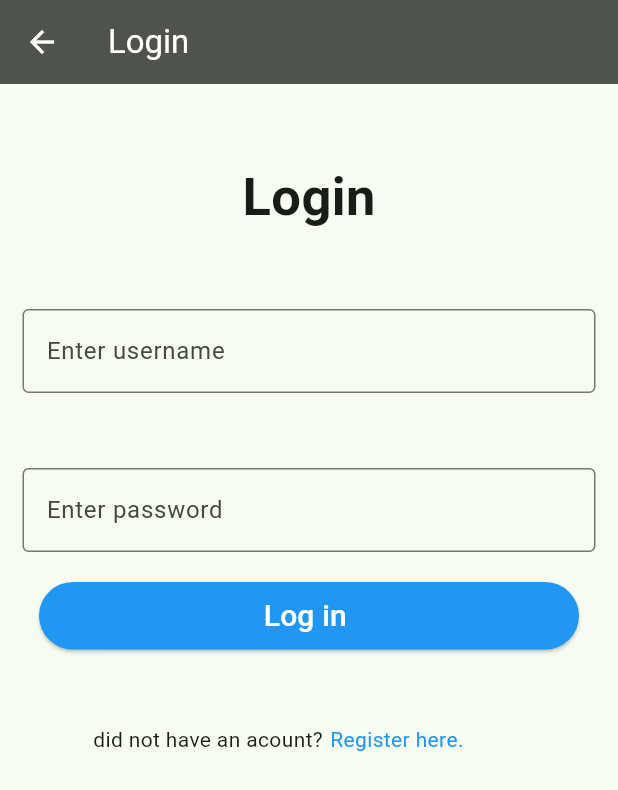
After one commit to Abelmalu/Jimma-university-Discvoer-app, a Flutter app: the LoginScreen screen opened by its route, on a phone screen of 412 x 824 dp. The commit adds this screen. Shown: the top 790 px of the screen. Run offline on Flutter 3.47's test engine with Material 3 defaults, Android fonts, the phone set to English and light mode, and no system bars; our stand-ins replace accordion, bloc, flutter_bloc; network calls fail.

Commit message:
login done

```diff
--- a/lib/feature/internship/bloc/internship_bloc.dart
+++ b/lib/feature/internship/bloc/internship_bloc.dart
@@ -13,6 +13,7 @@ part 'internship_event.dart';
 class InternshipBloc extends Bloc<InternshipEvent, InternshipState> {
   InternshipBloc() : super(InternshipInitialState()) {
     on<InternshipInitialEvent>(internshipInitialEvent);
+    on<InternshipNavigateToLoginEvent>(internshipNavigateToLoginEvent);
   }
 
   FutureOr<void> internshipInitialEvent(
@@ -21,7 +22,7 @@ class InternshipBloc extends Bloc<InternshipEvent, InternshipState> {
 
     try {
       final response =
-          await http.get(Uri.parse('http://192.168.1.5:8000/api/internship'));
+          await http.get(Uri.parse('http://localhost:8000/api/internship'));
 
       // print(response.body);
 
@@ -39,4 +40,9 @@ class InternshipBloc extends Bloc<InternshipEvent, InternshipState> {
       print('the error is $e');
     }
   }
+
+  FutureOr<void> internshipNavigateToLoginEvent(
+      InternshipNavigateToLoginEvent event, Emitter<InternshipState> emit) {
+    emit(InternshipNavigateToLoginScreenState());
+  }
 }
--- a/lib/feature/internship/bloc/internship_event.dart
+++ b/lib/feature/internship/bloc/internship_event.dart
@@ -5,3 +5,4 @@ sealed class InternshipEvent {}
 
 
 final class InternshipInitialEvent extends InternshipEvent{}
+final class InternshipNavigateToLoginEvent extends InternshipEvent{}
--- a/lib/feature/internship/bloc/internship_state.dart
+++ b/lib/feature/internship/bloc/internship_state.dart
@@ -14,3 +14,4 @@ final class InternshipLoadingSuccessState extends InternshipState {
 }
 
 final class InternshipLoadingFailureState extends InternshipState {}
+final class InternshipNavigateToLoginScreenState extends InternshipState {}
--- a/lib/feature/internship/ui/Internship_screen.dart
+++ b/lib/feature/internship/ui/Internship_screen.dart
@@ -1,9 +1,9 @@
 import 'package:flutter/material.dart';
 import 'package:flutter_bloc/flutter_bloc.dart';
-import 'package:http/http.dart' as http;
-import 'dart:convert';
 
 import 'package:ju_discover/feature/internship/bloc/internship_bloc.dart';
+
+import 'package:ju_discover/feature/login/ui/login_screen.dart';
 
 import '../bloc/internship_state.dart';
 
@@ -16,6 +16,7 @@ class InternshipScreen extends StatefulWidget {
 }
 
 class _InternshipScreenState extends State<InternshipScreen> {
+  @override
   initState() {
     BlocProvider.of<InternshipBloc>(context).add(InternshipInitialEvent());
     super.initState();
@@ -182,21 +183,29 @@ class _InternshipScreenState extends State<InternshipScreen> {
                 Column(
                   crossAxisAlignment: CrossAxisAlignment.stretch,
                   children: successState.internships.map((internship) {
-                    return Card(child:  ListTile(
+                    return Card(
+                      child: ListTile(
                         leading: CircleAvatar(
                           child: ClipOval(
                               child: Text(
                             '${internship.id}',
-
                           )),
                           radius: 30,
                         ),
                         title: Text('${internship.title}'),
                         subtitle: Text('${internship.description}'),
-                      trailing: Text(
+                        trailing: InkWell(
+                          onTap: () {
+                            context
+                                .read<InternshipBloc>()
+                                .add(InternshipNavigateToLoginEvent());
+                          },
+                          child: Text(
                             'view more',
                           ),
-                    ),);
+                        ),
+                      ),
+                    );
                   }).toList(),
                 )
               ],
@@ -206,7 +215,14 @@ class _InternshipScreenState extends State<InternshipScreen> {
           return Text('could not load data');
         }
       },
-      listener: (context, state) {},
+      listener: (context, state) {
+        if (state is InternshipNavigateToLoginScreenState) {
+          Navigator.of(context).pushNamed(
+            LoginScreen.routeName,
+          );
+          BlocProvider.of<InternshipBloc>(context).add(InternshipInitialEvent());
+        }
+      },
     );
   }
 }
--- /dev/null
+++ b/lib/feature/login/bloc/login_bloc.dart
@@ -0,0 +1,31 @@
+import 'dart:async';
+
+import 'package:bloc/bloc.dart';
+import 'package:meta/meta.dart';
+import 'package:http/http.dart' as http;
+import 'dart:convert';
+
+part 'login_event.dart';
+part 'login_state.dart';
+
+class LoginBloc extends Bloc<LoginEvent, LoginState> {
+  LoginBloc() : super(LoginInitial()) {
+    on<LoginButtonPressedEvent>(loginButtonPressedEvent);
+  }
+
+  FutureOr<void> loginButtonPressedEvent(
+      LoginButtonPressedEvent event, Emitter<LoginState> emit) async {
+    try {
+      final url = Uri.parse('http://localhost:8000/api/login');
+      final response = await http.post(url,
+          body: {"email": event.username, "password": event.password});
+
+      print(response.body);
+      if (response.statusCode == 200) {
+        print('hellow world');
+      }
+    } catch (e) {
+      print('the error is $e');
+    }
+  }
+}
--- /dev/null
+++ b/lib/feature/login/bloc/login_event.dart
@@ -0,0 +1,11 @@
+part of 'login_bloc.dart';
+
+@immutable
+sealed class LoginEvent {}
+
+final class LoginButtonPressedEvent extends LoginEvent {
+  final String username;
+  final String password;
+
+  LoginButtonPressedEvent({required this.username, required this.password});
+}
--- /dev/null
+++ b/lib/feature/login/bloc/login_state.dart
@@ -0,0 +1,8 @@
+part of 'login_bloc.dart';
+
+@immutable
+sealed class LoginState {}
+
+final class LoginInitial extends LoginState {}
+
+final class LoginSuccssState extends LoginState{}
--- /dev/null
+++ b/lib/feature/login/ui/login_screen.dart
@@ -0,0 +1,107 @@
+import 'package:flutter/material.dart';
+import 'package:flutter_bloc/flutter_bloc.dart';
+
+import '../bloc/login_bloc.dart';
+
+class LoginScreen extends StatefulWidget {
+  static final routeName = '/login';
+  const LoginScreen({super.key});
+
+  @override
+  State<LoginScreen> createState() => _LoginScreenState();
+}
+
+class _LoginScreenState extends State<LoginScreen> {
+  final emailController = TextEditingController();
+  final passwordController = TextEditingController();
+  @override
+  Widget build(BuildContext context) {
+    return Scaffold(
+      appBar: AppBar(title: Text('Login')),
+      body: Column(
+        children: [
+          SizedBox(
+            height: 50,
+          ),
+          Text('Login',
+              style: TextStyle(fontSize: 35, fontWeight: FontWeight.w600)),
+          SizedBox(
+            height: 50,
+          ),
+          Padding(
+            padding: const EdgeInsets.only(
+                left: 15.0, right: 15.0, top: 0, bottom: 0),
+            child: TextField(
+              controller: emailController,
+              decoration: InputDecoration(
+                  label: Text('Enter username'), border: OutlineInputBorder()),
+            ),
+          ),
+          SizedBox(
+            height: 50,
+          ),
+          Padding(
+            padding: const EdgeInsets.only(
+                left: 15.0, right: 15.0, top: 0, bottom: 0),
+            child: TextField(
+              controller: passwordController,
+              obscureText: true,
+              decoration: InputDecoration(
+                  label: Text('Enter password'), border: OutlineInputBorder()),
+            ),
+          ),
+          SizedBox(
+            height: 65,
+            width: 360,
+            child: Container(
+              child: Padding(
+                padding: const EdgeInsets.only(top: 20.0),
+                child: ElevatedButton(
+                  style: ElevatedButton.styleFrom(
+                    backgroundColor:
+                        Colors.blue, // Set the background color here
+                  ),
+                  child: Text(
+                    'Log in ',
+                    style: TextStyle(color: Colors.white, fontSize: 20),
+                  ),
+                  onPressed: () {
+                    context.read<LoginBloc>().add(LoginButtonPressedEvent(
+                        username: emailController.text,
+                        password: passwordController.text));
+                    print(emailController.text + passwordController.text);
+                  },
+                ),
+              ),
+            ),
+          ),
+          SizedBox(
+            height: 50,
+          ),
+          Container(
+              child: Center(
+            child: Row(
+              children: [
+                Padding(
+                  padding: const EdgeInsets.only(left: 62),
+                  child: Text('did not have an acount? '),
+                ),
+                Padding(
+                  padding: const EdgeInsets.only(left: 1.0),
+                  child: InkWell(
+                      onTap: () {
+                        print('hello');
+                      },
+                      child: Text(
+                        'Register here.',
+                        style: TextStyle(fontSize: 14, color: Colors.blue),
+                      )),
+                )
+              ],
+            ),
+          ))
+        ],
+      ),
+    );
+  }
+}
--- a/lib/main.dart
+++ b/lib/main.dart
@@ -4,9 +4,11 @@ import 'package:ju_discover/feature/campuses/ui/campus_detail.dart';
 import 'package:ju_discover/feature/campuses/ui/campuses_screen.dart';
 import 'package:ju_discover/feature/home/ui/tabs_screen.dart';
 import 'package:ju_discover/feature/internship/ui/Internship_screen.dart';
+import 'package:ju_discover/feature/login/ui/login_screen.dart';
 import 'feature/campuses/bloc/campus_bloc.dart';
 import 'feature/home/bloc/home_bloc.dart';
 import 'feature/internship/bloc/internship_bloc.dart';
+import 'feature/login/bloc/login_bloc.dart';
 
 
 void main() {
@@ -29,6 +31,9 @@ class MyApp extends StatelessWidget {
         ),
         BlocProvider(
           create: (context) => InternshipBloc(),
+        ),
+        BlocProvider(
+          create: (context) => LoginBloc(),
         ),
 
       ],
@@ -65,6 +70,7 @@ class MyApp extends StatelessWidget {
          CampusScreen.routName:(context)=>CampusScreen(),
          CampusDetailScreen.routeName:(context) => CampusDetailScreen(),
          InternshipScreen.routeName:(context) => InternshipScreen(),
+         LoginScreen.routeName:(context) => LoginScreen(),
 
 
         }
```
Lines whose indentation alone changed are shown as unchanged.
